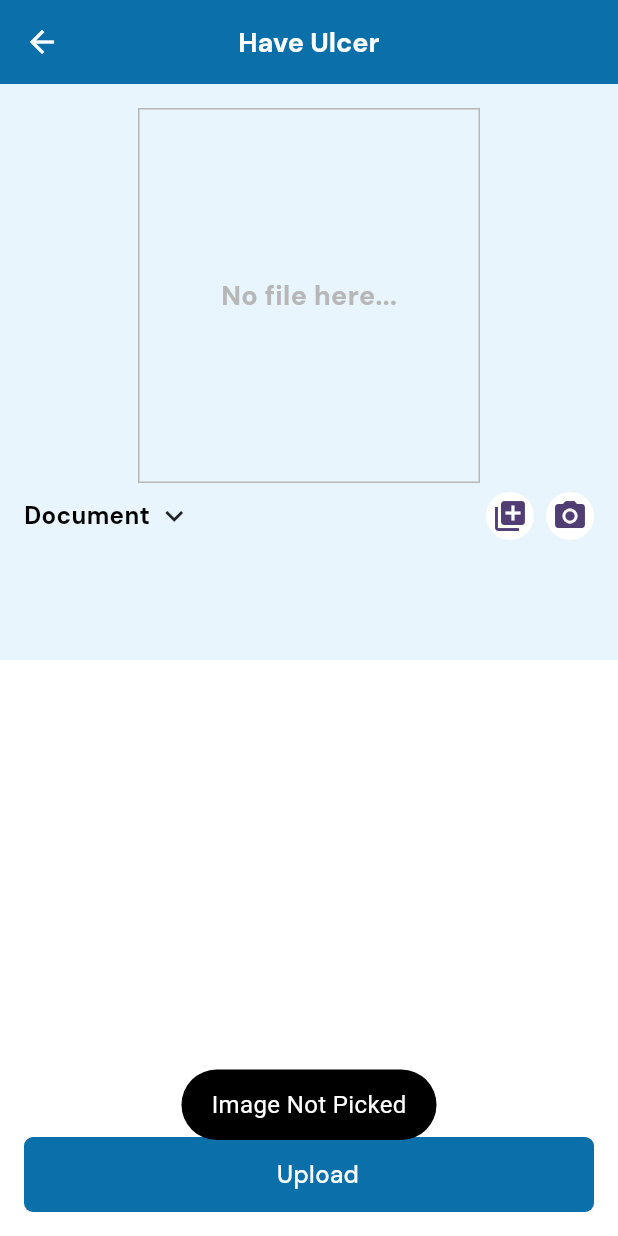
After one commit to narimetisaigopi/doctor_foot_app, a Flutter app: the UlcerUploadScreen screen opened directly, after a tap on the "camera alt" icon, on a phone screen of 412 x 824 dp. The commit adds this screen. Run offline on Flutter 3.47's test engine with Material 3 defaults, Android fonts, the phone set to English and light mode, and no system bars; our stand-ins replace cached_network_image, cloud_firestore, easy_localization, firebase_auth, firebase_core, firebase_messaging and 24 more; missing offline and left inert: firebase_pagination, flutter_overlay_loader, horizontal_week_calendar, razorpay_flutter; accounts and stored records are empty; project files that could hold a hidden picture were left out.

Commit message:
upload screen added

```diff
--- a/lib/screens/auth_screens/sign_up_screen.dart
+++ b/lib/screens/auth_screens/sign_up_screen.dart
@@ -35,6 +35,7 @@ class _SignUpScreenState extends State<SignUpScreen> {
             padding: const EdgeInsets.all(16),
             child: FormBuilder(
               key: _formKey,
+              child: SingleChildScrollView(
                 child: Column(
                   mainAxisAlignment: MainAxisAlignment.center,
                   children: [
@@ -187,7 +188,7 @@ class _SignUpScreenState extends State<SignUpScreen> {
                           Get.back();
                           Utility.myBottomSheet(
                             context,
-                          heightFactor: 0.4,
+                            heightFactor: 0.45,
                             widget: const SignInScreen(),
                           );
                         },
@@ -211,6 +212,7 @@ class _SignUpScreenState extends State<SignUpScreen> {
                   ],
                 ),
               ),
+            ),
           );
         }));
   }
--- a/lib/screens/home_widgets/health_record_widget.dart
+++ b/lib/screens/home_widgets/health_record_widget.dart
@@ -29,7 +29,7 @@ class _HealthRecordWidgetState extends State<HealthRecordWidget> {
               borderRadius: BorderRadius.circular(12),
             ),
             child: Padding(
-              padding: const EdgeInsets.only(left: 30,right: 30,top: 20,bottom: 20),
+              padding: const EdgeInsets.only(left: 22,right: 22,top: 20,bottom: 20),
               child: CustomImage(
                 path: widget.image,
                 height: 52,
--- /dev/null
+++ b/lib/screens/treatement/ulcer_upload_screen.dart
@@ -0,0 +1,268 @@
+import 'dart:io';
+import 'package:drfootapp/screens/treatement/how_to_upload_image_screen.dart';
+import 'package:drfootapp/utils/constants/app_colors.dart';
+import 'package:drfootapp/utils/constants/assets_constants.dart';
+import 'package:drfootapp/utils/utility.dart';
+import 'package:drfootapp/utils/widgets/custom_Image.dart';
+import 'package:drfootapp/utils/widgets/custom_button.dart';
+import 'package:easy_localization/easy_localization.dart';
+import 'package:flutter/material.dart';
+import 'package:get/get.dart';
+import 'package:image_picker/image_picker.dart';
+import 'package:rflutter_alert/rflutter_alert.dart';
+
+class UlcerUploadScreen extends StatefulWidget {
+  const UlcerUploadScreen({super.key});
+
+  @override
+  State<UlcerUploadScreen> createState() => _UlcerUploadScreenState();
+}
+
+class _UlcerUploadScreenState extends State<UlcerUploadScreen> {
+  XFile? xFile;
+
+  @override
+  Widget build(BuildContext context) {
+    return Scaffold(
+      backgroundColor: AppColors.secondary,
+      appBar: AppBar(
+        backgroundColor: AppColors.primaryBlue,
+        centerTitle: true,
+        leading: IconButton(
+          icon: const Icon(
+            Icons.arrow_back,
+            size: 24,
+            color: AppColors.whiteBgColor,
+          ),
+          onPressed: () {
+            Navigator.pop(context);
+          },
+        ),
+        title: const Text(
+          "Have Ulcer",
+          style: TextStyle(
+            fontSize: 18,
+            fontWeight: FontWeight.w700,
+            color: AppColors.whiteBgColor,
+          ),
+        ).tr(),
+      ),
+      body: Column(
+        children: [
+          Expanded(
+            flex: 5,
+            child: Container(
+              color: AppColors.uploadBgColor1,
+              child: Padding(
+                padding: const EdgeInsets.only(top: 16),
+                child: Column(
+                  children: [
+                    xFile != null
+                        ? Container(
+                            height: 250,
+                            width: 228,
+                            decoration: BoxDecoration(
+                                image: DecorationImage(
+                              fit: BoxFit.contain,
+                              image: FileImage(File(xFile!.path)),
+                            )),
+                          )
+                        : Container(
+                            height: 250,
+                            width: 228,
+                            decoration: BoxDecoration(
+                                border: Border.all(
+                              color: AppColors.grey,
+                            )),
+                            child: Center(
+                              child: Text(
+                                "No file here...",
+                                style: TextStyle(
+                                  fontSize: 18,
+                                  fontWeight: FontWeight.w700,
+                                  color: AppColors.grey,
+                                ),
+                              ),
+                            ),
+                          ),
+                    SizedBox(
+                      height: 6,
+                    ),
+                    Padding(
+                      padding: const EdgeInsets.only(left: 16, right: 16),
+                      child: Row(
+                        mainAxisAlignment: MainAxisAlignment.spaceBetween,
+                        children: [
+                          Row(
+                            children: [
+                              const Text(
+                                "Document",
+                                style: TextStyle(
+                                  fontSize: 16,
+                                  fontWeight: FontWeight.w700,
+                                  color: AppColors.blackBold,
+                                ),
+                              ),
+                              SizedBox(
+                                width: 4,
+                              ),
+                              Icon(Icons.keyboard_arrow_down_sharp)
+                            ],
+                          ),
+                          Row(
+                            children: [
+                              CircleAvatar(
+                                radius: 16,
+                                backgroundColor: AppColors.whiteBgColor,
+                                child: Icon(
+                                  Icons.add_to_photos,
+                                ),
+                              ),
+                              SizedBox(
+                                width: 8,
+                              ),
+                              InkWell(
+                                onTap: () {
+                                  _pickImage();
+                                  setState(() {});
+                                },
+                                child: CircleAvatar(
+                                  radius: 16,
+                                  backgroundColor: AppColors.whiteBgColor,
+                                  child: Icon(
+                                    Icons.camera_alt,
+                                  ),
+                                ),
+                              )
+                            ],
+                          ),
+                        ],
+                      ),
+                    )
+                  ],
+                ),
+              ),
+            ),
+          ),
+          Expanded(
+            flex: 5,
+            child: Container(
+              color: AppColors.whiteBgColor,
+            ),
+          ),
+        ],
+      ),
+      floatingActionButton: Padding(
+        padding: const EdgeInsets.only(left: 32),
+        child: CustomButton(
+          width: double.infinity,
+          buttonName: "Upload",
+          bgColor: AppColors.primaryBlue,
+          onPress: () {
+            Get.defaultDialog(
+                title: "",
+                content: Column(
+                  children: [
+                    Row(
+                      children: [
+                        const Padding(
+                          padding: EdgeInsets.only(left: 22),
+                          child: Text(
+                            "How To Upload Ulcer Picture",
+                            style: TextStyle(
+                              fontSize: 16,
+                              color: AppColors.black1,
+                              fontWeight: FontWeight.w500,
+                            ),
+                            textAlign: TextAlign.center,
+                          ),
+                        ),
+                        const Spacer(),
+                        Align(
+                          alignment: Alignment.topRight,
+                          child: InkWell(
+                            onTap: () {
+                              Get.back();
+                            },
+                            child: const Icon(
+                              Icons.close,
+                              color: AppColors.primaryBlue,
+                              size: 20,
+                            ),
+                          ),
+                        ),
+                      ],
+                    ),
+                    const SizedBox(
+                      height: 6,
+                    ),
+                    const HowToUploadImage(
+                      image: AssetsConstants.how_to_upload_1,
+                      nametext: 'Image 1 :',
+                      descriptiontext:
+                          'Image should be taken from the front which should revile the entire ulcer wound along with entire foot as shown in the example image. ',
+                    ),
+                    const HowToUploadImage(
+                      image: AssetsConstants.how_to_upload_2,
+                      nametext: 'Image 2 :',
+                      descriptiontext:
+                          'Image should be taken from the top which should revile the depth of the ulcer as shown in the example image. ',
+                    ),
+                    const HowToUploadImage(
+                      image: AssetsConstants.how_to_upload_3,
+                      nametext: 'Image 3 :',
+                      descriptiontext:
+                          'Image should be taken from side to locate the place of the ulcer on the feet as shown in the example image. ',
+                    ),
+                  ],
+                ));
+          },
+        ),
+      ),
+    );
+  }
+
+  _pickImage() async {
+    ImagePicker imagePicker = ImagePicker();
+
+    xFile = await imagePicker.pickImage(source: ImageSource.camera);
+    if (xFile != null) {
+      customAlert(
+        title: ' Upload Successful',
+        upload: () {
+          Get.back();
+          Get.back();
+        },
+      );
+      setState(() {});
+    } else {
+      Utility.toast(
+        "Image Not Picked",
+      );
+    }
+  }
+
+  Future<bool?> customAlert({
+    required String title,
+    required VoidCallback upload,
+  }) {
+    return Alert(
+      context: context,
+      title: title,
+      type: AlertType.success,
+      buttons: [
+        DialogButton(
+          onPressed: upload,
+          color: AppColors.greenColor,
+          child: const Text(
+            "Upload",
+            style: TextStyle(
+              color: AppColors.whiteBgColor,
+              fontSize: 20,
+            ),
+          ),
+        ),
+      ],
+    ).show();
+  }
+}
--- a/lib/utils/constants/app_colors.dart
+++ b/lib/utils/constants/app_colors.dart
@@ -81,6 +81,7 @@ class AppColors {
   static const treatmentYesbg = Color(0xFFE7F6FF);
   static const black3 = Color(0xFF535353);
   static const black1 = Color(0xFF101010);
+  static const uploadBgColor1 = Color(0xFFE8F5FD);
 
   // icon colors
   static const searchIconColor = Color(0xFFE5E7EA);
--- a/lib/utils/constants/assets_constants.dart
+++ b/lib/utils/constants/assets_constants.dart
@@ -181,6 +181,8 @@ class AssetsConstants {
       "assets/images/treatement/how_to_upload_3.png";
   static const String treatement_no =
       "assets/images/treatement/treatement_no.png";
+  static const String upload_doc =
+      "assets/images/treatement/upload_doc.png";
 
   // risk_factor_questionary
   static const String abnormal_foot_shape_1 =
--- a/lib/utils/utility.dart
+++ b/lib/utils/utility.dart
@@ -152,7 +152,7 @@ class Utility {
             EdgeInsets.symmetric(horizontal: horizontal, vertical: vertical),
         decoration: BoxDecoration(
           color: isSelected ? AppColors.primaryBlue : AppColors.whiteBgColor,
-          border: Border.all(color: AppColors.grey,width: 0.5),
+          border: Border.all(color: AppColors.grey, width: 0.5),
           borderRadius: BorderRadius.circular(5),
         ),
         child: Column(
```
Also changed, not shown: lib/screens/dash_board/dietChartScreenWidgets/diet_widget.dart (+53 -1 lines), lib/screens/treatement/have_ulcer_yes_screen.dart (+4 -62 lines), assets/images/treatement/upload_doc.png (added). Lines whose indentation alone changed are shown as unchanged.
